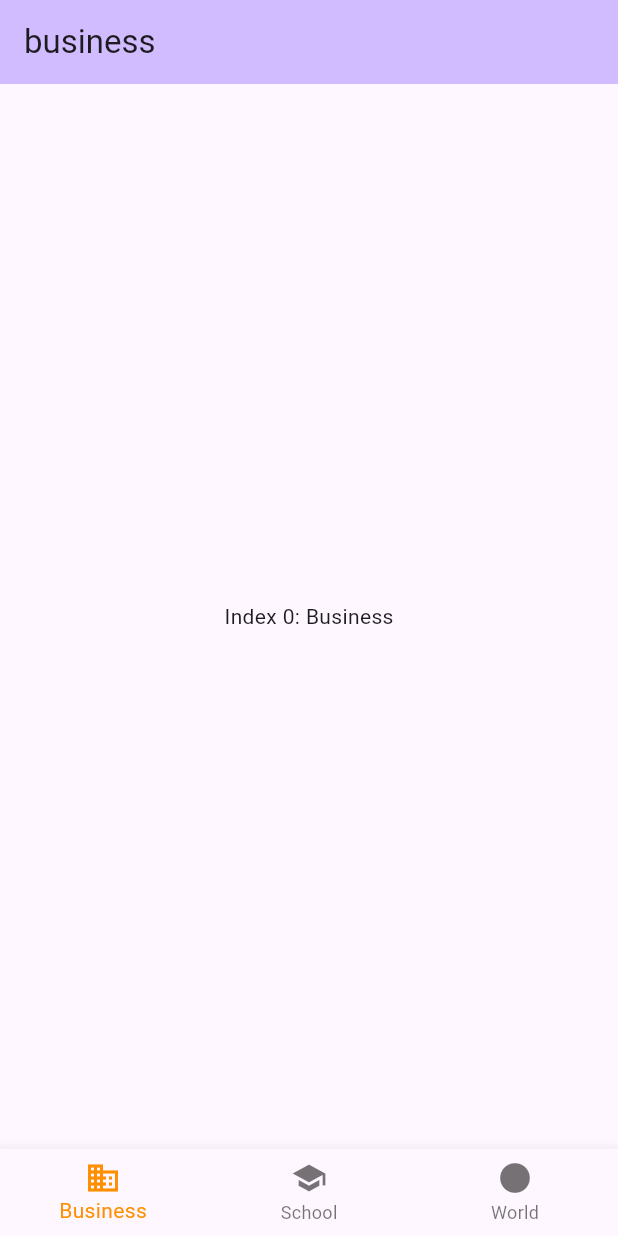
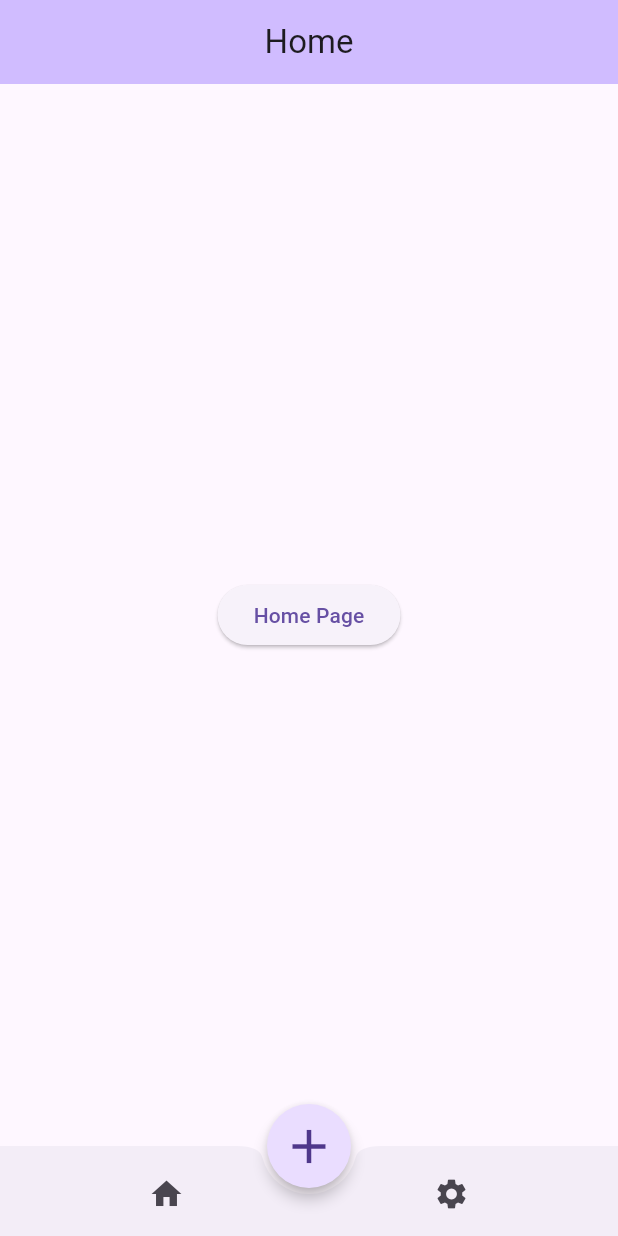
Before and after one commit to AntonyBaasan/hashitta-flutter, a Flutter app: the screen it shows after launch, on a phone screen of 412 x 824 dp. Run offline on Flutter 3.47's test engine with Material 3 defaults, Android fonts, the light colour scheme and no system bars.

Commit message:
create placeholder pages

```diff
--- a/lib/main.dart
+++ b/lib/main.dart
@@ -1,6 +1,9 @@
 import 'package:flutter/material.dart';
 
 import 'models/tab_panel_info.dart';
+import 'pages/home_page.dart';
+import 'pages/settings_page.dart';
+import 'pages/insert_page.dart';
 
 void main() {
   runApp(const MyApp());
@@ -29,10 +32,9 @@ class _BottomNavigationBarExampleState
     extends State<BottomNavigationBarExample> {
   int _selectedIndex = 0;
 
-  static const List<TabPanelInfo> _widgetOptions = <TabPanelInfo>[
-    TabPanelInfo(title: 'business', widget: Text('Index 0: Business')),
-    TabPanelInfo(title: 'school', widget: Text('Index 1: School')),
-    TabPanelInfo(title: 'world', widget: Text('Index 2: World')),
+  static List<TabPanelInfo> _widgetOptions = <TabPanelInfo>[
+    TabPanelInfo(title: 'Home', widget: HomePage()),
+    TabPanelInfo(title: 'Settings', widget: SettingsPage()),
   ];
 
   void _onItemTapped(int index) {
@@ -47,29 +49,53 @@ class _BottomNavigationBarExampleState
       appBar: AppBar(
         backgroundColor: Theme.of(context).colorScheme.inversePrimary,
         title: Text(_widgetOptions.elementAt(_selectedIndex).title),
+        centerTitle: true,
       ),
       body: Center(
         child: _widgetOptions.elementAt(_selectedIndex).widget,
       ),
-      bottomNavigationBar: BottomNavigationBar(
-        items: const <BottomNavigationBarItem>[
-          BottomNavigationBarItem(
-            icon: Icon(Icons.business),
-            label: 'Business',
-          ),
-          BottomNavigationBarItem(
-            icon: Icon(Icons.school),
-            label: 'School',
-          ),
-          BottomNavigationBarItem(
-            icon: Icon(Icons.circle),
-            label: 'World',
-          ),
-        ],
-        currentIndex: _selectedIndex,
-        selectedItemColor: Colors.amber[800],
-        onTap: _onItemTapped,
-      ), // This trailing comma makes auto-formatting nicer for build methods.
+      floatingActionButton: FloatingActionButton(
+        onPressed: () {
+          // open insert record page
+        },
+        tooltip: 'Increment',
+        shape: const CircleBorder(),
+        child: const Icon(Icons.add, size: 38),
+        elevation: 4.0,
+      ),
+      floatingActionButtonLocation: FloatingActionButtonLocation.centerDocked,
+      bottomNavigationBar: BottomAppBar(
+          height: 60,
+          shape: const CircularNotchedRectangle(),
+          child: Row(
+            mainAxisAlignment: MainAxisAlignment.spaceAround,
+            children: [
+              IconButton(
+                  onPressed: () {
+                    _onItemTapped(0);
+                  },
+                  icon: const Icon(Icons.home)),
+              IconButton(
+                  onPressed: () {
+                    _onItemTapped(1);
+                  },
+                  icon: const Icon(Icons.settings))
+            ],
+          )
+          // child: const <BottomNavigationBarItem>[
+          //   BottomNavigationBarItem(
+          //     icon: Icon(Icons.home),
+          //     label: 'Home',
+          //   ),
+          //   BottomNavigationBarItem(
+          //     icon: Icon(Icons.settings),
+          //     label: 'Settings',
+          //   ),
+          // ],
+          // currentIndex: _selectedIndex,
+          // selectedItemColor: Colors.amber[800],
+          // onTap: _onItemTapped,
+          ), // This trailing comma makes auto-formatting nicer for build methods.
     );
   }
 }
--- /dev/null
+++ b/lib/pages/home_page.dart
@@ -0,0 +1,17 @@
+import 'package:flutter/material.dart';
+
+class HomePage extends StatelessWidget {
+  @override
+  Widget build(BuildContext context) {
+    return Scaffold(
+      body: Center(
+        child: ElevatedButton(
+          child: Text('Home Page'),
+          onPressed: () {
+            Navigator.pushNamed(context, '/second');
+          },
+        ),
+      ),
+    );
+  }
+}
```
Also changed, not shown: lib/pages/insert_page.dart (added, +15 -0 lines), lib/pages/settings_page.dart (added, +15 -0 lines).
